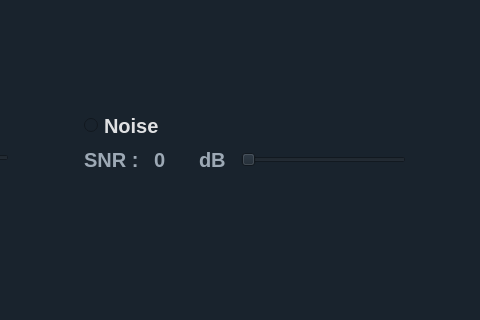
This is main.ui in omarshaban02/Sampling-Studio as Qt 5 draws it before an edit; both pictures show x 599 to 1079 and y 219 to 539 of the 1079 by 945 pixel window. The edited form follows.
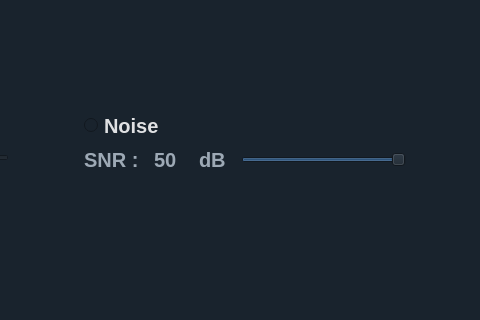
This is the edited form. Icons and pictures are not drawn.

```diff
--- a/main.ui
+++ b/main.ui
@@ -795,7 +795,7 @@
                     </size>
                    </property>
                    <property name="text">
-                    <string>0</string>
+                    <string>50</string>
                    </property>
                   </widget>
                  </item>
@@ -817,12 +817,21 @@
                    <property name="cursor">
                     <cursorShape>OpenHandCursor</cursorShape>
                    </property>
+                   <property name="minimum">
+                    <number>0</number>
+                   </property>
                    <property name="maximum">
                     <number>50</number>
                    </property>
                    <property name="singleStep">
                     <number>1</number>
                    </property>
+                   <property name="pageStep">
+                    <number>1</number>
+                   </property>
+                   <property name="value">
+                    <number>50</number>
+                   </property>
                    <property name="orientation">
                     <enum>Qt::Horizontal</enum>
                    </property>
```
Left out of the diff: 3 changed lines with no effect on the pictures.
